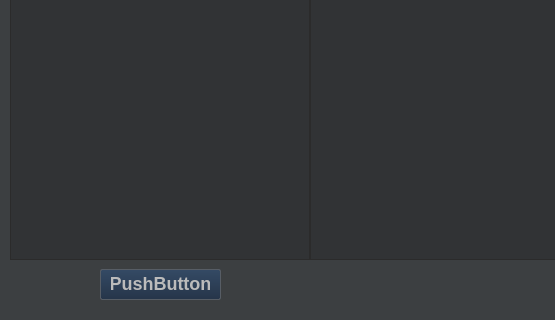
Qt form qclipper.ui (charon-cheung/QClipper) before a commit; both pictures show x 0 to 555 and y 181 to 501 of the 555 by 501 pixel window.
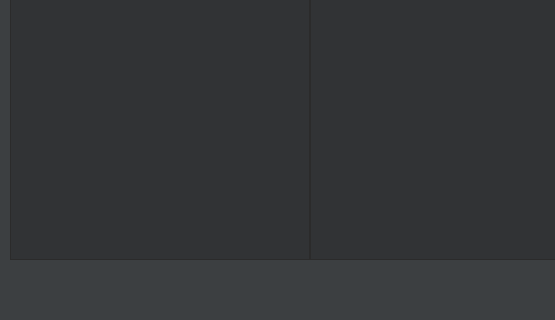
The same form after that commit. Icons and pictures are not drawn.

```diff
--- a/qclipper.ui
+++ b/qclipper.ui
@@ -807,19 +807,6 @@
     <string>&lt;html&gt;&lt;head/&gt;&lt;body&gt;&lt;p&gt;&lt;span style=&quot; font-size:16pt;&quot;&gt;常用&lt;/span&gt;&lt;/p&gt;&lt;/body&gt;&lt;/html&gt;</string>
    </property>
   </widget>
-  <widget class="QPushButton" name="page">
-   <property name="geometry">
-    <rect>
-     <x>100</x>
-     <y>450</y>
-     <width>121</width>
-     <height>31</height>
-    </rect>
-   </property>
-   <property name="text">
-    <string>PushButton</string>
-   </property>
-  </widget>
   <action name="LoadTheme">
    <property name="icon">
     <iconset>
```
